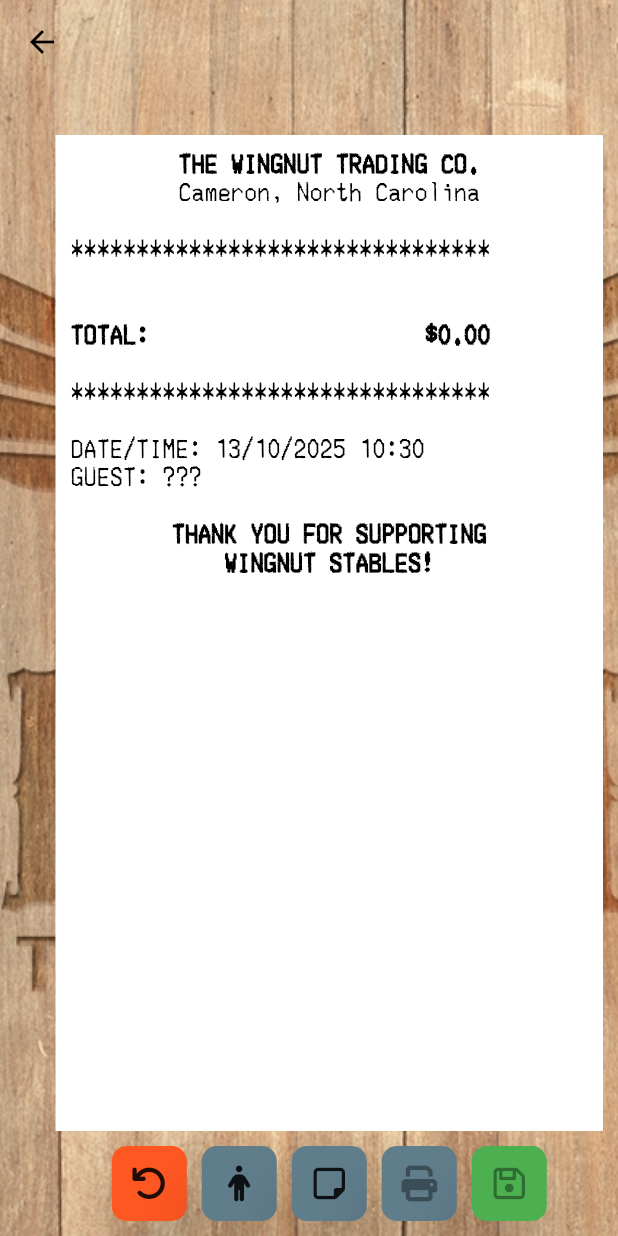
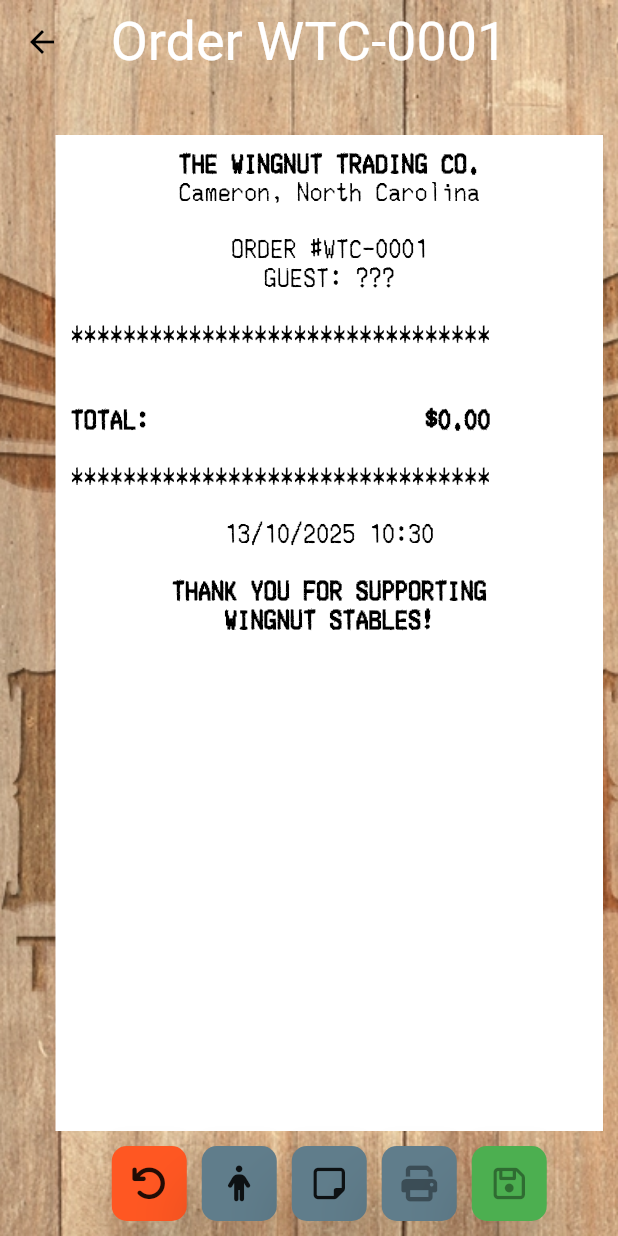
Before and after one commit to dannygypsy/wingnut_trading_co, a Flutter app: the screen it shows after launch, after a tap on "NEW ORDER", on a phone screen of 412 x 824 dp. Run offline on Flutter 3.47's test engine with Material 3 defaults, Android fonts, the phone set to English and light mode, and no system bars; our stand-ins replace after_layout, dio, font_awesome_flutter, sqflite; missing offline and left inert: bluetooth_print; accounts and stored records are empty.

Commit message:
Moving on to customixzations

```diff
--- a/front_desk_app/lib/provider/order_provider.dart
+++ b/front_desk_app/lib/provider/order_provider.dart
@@ -26,8 +26,8 @@ class OrderProvider extends ChangeNotifier {
   int get itemCount => _currentOrder?.itemCount ?? 0;
 
   // Start a new order
-  void startNewOrder({String? customer, String? notes, String? createdBy}) {
-    final orderId = Uuid().v4();
+  Future<void> startNewOrder({String? customer, String? notes, String? createdBy}) async {
+    final orderId = await DatabaseHandler().generateOrderNumber();
 
     _currentOrder = Order(
       id: orderId,
--- a/front_desk_app/lib/provider/printer_provider.dart
+++ b/front_desk_app/lib/provider/printer_provider.dart
@@ -56,6 +56,9 @@ class PrinterProvider extends ChangeNotifier {
     list.add(LineText(type: LineText.TYPE_TEXT, content: 'THE WINGNUT TRADING CO.', weight: 1, align: LineText.ALIGN_CENTER, fontZoom: 2,linefeed: 1));
     list.add(LineText(type: LineText.TYPE_TEXT, content: 'Cameron, North Carolina', weight: 2, align: LineText.ALIGN_CENTER, linefeed: 1));
     list.add(LineText(linefeed: 1));
+    list.add(LineText(type: LineText.TYPE_TEXT, content: 'ORDER: ${o.id}', weight: 2, align: LineText.ALIGN_CENTER, linefeed: 1));
+    list.add(LineText(type: LineText.TYPE_TEXT, content: 'GUEST: ${o.customer?.toUpperCase()}', weight: 2, align: LineText.ALIGN_CENTER, linefeed: 1));
+    list.add(LineText(linefeed: 1));
     list.add(LineText(type: LineText.TYPE_TEXT, content: '********************************', weight: 1, align: LineText.ALIGN_CENTER,linefeed: 1));
     list.add(LineText(linefeed: 1));
 
@@ -92,8 +95,8 @@ class PrinterProvider extends ChangeNotifier {
       now = DateTime.fromMillisecondsSinceEpoch(o.createdAt??0);
     }
     String formattedDate = DateFormat('dd/MM/yyyy kk:mm').format(now);
-    list.add(LineText(type: LineText.TYPE_TEXT, content: 'DATE/TIME: $formattedDate', weight: 2, align: LineText.ALIGN_LEFT, linefeed: 1));
-    list.add(LineText(type: LineText.TYPE_TEXT, content: 'GUEST: ${o.customer?.toUpperCase()}', weight: 2, align: LineText.ALIGN_LEFT, linefeed: 1));
+    list.add(LineText(type: LineText.TYPE_TEXT, content: '$formattedDate', weight: 2, align: LineText.ALIGN_CENTER, linefeed: 1));
+    //list.add(LineText(type: LineText.TYPE_TEXT, content: 'GUEST: ${o.customer?.toUpperCase()}', weight: 2, align: LineText.ALIGN_LEFT, linefeed: 1));
     list.add(LineText(linefeed: 1));
     list.add(LineText(type: LineText.TYPE_TEXT, content: 'THANK YOU FOR SUPPORTING', weight: 1, align: LineText.ALIGN_CENTER, fontZoom: 2,linefeed: 1));
     list.add(LineText(type: LineText.TYPE_TEXT, content: 'WINGNUT STABLES!', weight: 1, align: LineText.ALIGN_CENTER, fontZoom: 2,linefeed: 1));
--- a/front_desk_app/lib/util/db.dart
+++ b/front_desk_app/lib/util/db.dart
@@ -70,6 +70,17 @@ class DatabaseHandler {
     );
   }
 
+  Future<String> generateOrderNumber() async {
+    final db = await DatabaseHandler().initializeDB();
+
+    // Get the count of existing orders
+    final result = await db.rawQuery('SELECT COUNT(*) as count FROM orders');
+    int count = Sqflite.firstIntValue(result) ?? 0;
+
+    // Generate order number like: ORD-0001, ORD-0002, etc.
+    return 'WTC-${(count + 1).toString().padLeft(4, '0')}';
+  }
+
   // Method to clear/reset the entire database
   Future<void> clearDatabase() async {
     String path = await getDatabasesPath();
--- a/front_desk_app/lib/views/home_page.dart
+++ b/front_desk_app/lib/views/home_page.dart
@@ -5,6 +5,7 @@ import 'dart:ui';
 import 'package:flutter/material.dart';
 import 'package:font_awesome_flutter/font_awesome_flutter.dart';
 import 'package:front_desk_app/provider/inventory_provider.dart';
+import 'package:front_desk_app/provider/order_provider.dart';
 import 'package:front_desk_app/util/comms.dart';
 import 'package:front_desk_app/util/db.dart';
 import 'package:front_desk_app/util/dialogs.dart';
@@ -21,6 +22,7 @@ class HomeScreen extends StatelessWidget {
 
   @override
   Widget build(BuildContext context) {
+    final op = Provider.of<OrderProvider>(context, listen: false);
 
     return Scaffold(
         extendBodyBehindAppBar: true,
@@ -63,9 +65,10 @@ class HomeScreen extends StatelessWidget {
                             ),
                             child: InkWell(
                               splashColor: Colors.green.withOpacity(0.5),
-                              onTap: () {
+                              onTap: () async {
                                 debugPrint("NEW ORDER");
-                                Navigator.push(context,MaterialPageRoute(builder: (context) => const OrderPage()),);
+                                await op.startNewOrder(createdBy: "Danny");
+                                Navigator.push(context,MaterialPageRoute(builder: (context) => OrderPage()),);
                               },
                               child: Column(
                                 mainAxisAlignment: MainAxisAlignment.center,
--- a/front_desk_app/lib/views/order/order_page.dart
+++ b/front_desk_app/lib/views/order/order_page.dart
@@ -4,6 +4,7 @@ import 'package:flutter/cupertino.dart';
 import 'package:flutter/material.dart';
 import 'package:font_awesome_flutter/font_awesome_flutter.dart';
 import 'package:front_desk_app/model/inventory_item.dart';
+import 'package:front_desk_app/model/order.dart';
 import 'package:front_desk_app/model/values.dart';
 import 'package:front_desk_app/provider/inventory_provider.dart';
 import 'package:front_desk_app/provider/order_provider.dart';
@@ -31,10 +32,6 @@ class OrderPageState extends State<OrderPage> {
   @override
   void initState() {
     super.initState();
-
-    // Set up a new order in the provider
-    OrderProvider op = Provider.of<OrderProvider>(context, listen: false);
-    op.startNewOrder(createdBy: "Danny");  // We can change created by later
   }
 
   @override
@@ -62,13 +59,13 @@ class OrderPageState extends State<OrderPage> {
 
 
 
-
     return Scaffold(
         extendBodyBehindAppBar: true,
         appBar: AppBar(
           backgroundColor: const Color(0x00000000),
           centerTitle: true,
           elevation: 0,
+          title: Text("Order ${op.currentOrder!.id}", style: _titleStyle,),
         ),
         body: SizedBox.expand(
             child: Container(
@@ -96,7 +93,7 @@ class OrderPageState extends State<OrderPage> {
                               return Column(
                                   children: [
                                     Expanded(
-                                      child: OrderReceiptCard(onGuestTapped: _customer,),
+                                      child: OrderReceiptCard(onGuestTapped: _customer, onNotesTapped: _comments,),
                                     ),
                                     const SizedBox(height: 10),
                                     OverflowBar(
--- a/front_desk_app/lib/views/order/order_receipt_card.dart
+++ b/front_desk_app/lib/views/order/order_receipt_card.dart
@@ -9,8 +9,9 @@ import 'package:intl/intl.dart';
 
 class OrderReceiptCard extends StatefulWidget {
   Function onGuestTapped;
+  Function onNotesTapped;
 
-  OrderReceiptCard({super.key, required this.onGuestTapped});
+  OrderReceiptCard({super.key, required this.onGuestTapped, required this.onNotesTapped});
 
   @override
   State<StatefulWidget> createState() => OrderReceiptCardState();
@@ -88,6 +89,11 @@ class OrderReceiptCardState extends State<OrderReceiptCard> {
     _receipt.add(ReceiptLine(text:"THE WINGNUT TRADING CO.", bold: true, centered: true));
     _receipt.add(ReceiptLine(text:"Cameron, North Carolina", centered: true));
     _receipt.add(ReceiptLine(text:" "));
+    _receipt.add(ReceiptLine(text:"ORDER #${op.currentOrder!.id}", centered: true));
+    _receipt.add(ReceiptLine(text:"GUEST: ${op.currentOrder!.customer?.toUpperCase()??"???"}", centered: true,onTap: () {
+      widget.onGuestTapped();
+    }));
+    _receipt.add(ReceiptLine(text:" "));
     _receipt.add(ReceiptLine(text:"********************************"));
     _receipt.add(ReceiptLine(text:" "));
     // Items
@@ -112,7 +118,9 @@ class OrderReceiptCardState extends State<OrderReceiptCard> {
 
     if (op.currentOrder!.notes != null && op.currentOrder!.notes!.isNotEmpty) {
       _receipt.add(ReceiptLine(text:" "));
-      _receipt.add(ReceiptLine(text: "NOTES: ${op.currentOrder!.notes}", centered: false));
+      _receipt.add(ReceiptLine(text: "NOTES: ${op.currentOrder!.notes}", centered: false, onTap: () {
+        widget.onNotesTapped();
+      }));
     }
 
 
@@ -132,10 +140,10 @@ class OrderReceiptCardState extends State<OrderReceiptCard> {
     _receipt.add(ReceiptLine(text:" "));
     //_receipt.add(ReceiptLine(text:"PAYMENT: Free because we love you"));
 
-    _receipt.add(ReceiptLine(text:"DATE/TIME: $formattedDate"));
-    _receipt.add(ReceiptLine(text:"GUEST: ${op.currentOrder!.customer??"???"}", onTap: () {
-      widget.onGuestTapped();
-    }));
+    _receipt.add(ReceiptLine(text:"$formattedDate", centered: true));
+    //_receipt.add(ReceiptLine(text:"GUEST: ${op.currentOrder!.customer??"???"}", onTap: () {
+    //  widget.onGuestTapped();
+    //}));
     _receipt.add(ReceiptLine(text:" "));
     _receipt.add(ReceiptLine(text:"THANK YOU FOR SUPPORTING", centered: true, bold:true));
     _receipt.add(ReceiptLine(text:"WINGNUT STABLES!", centered: true, bold:true));
```
